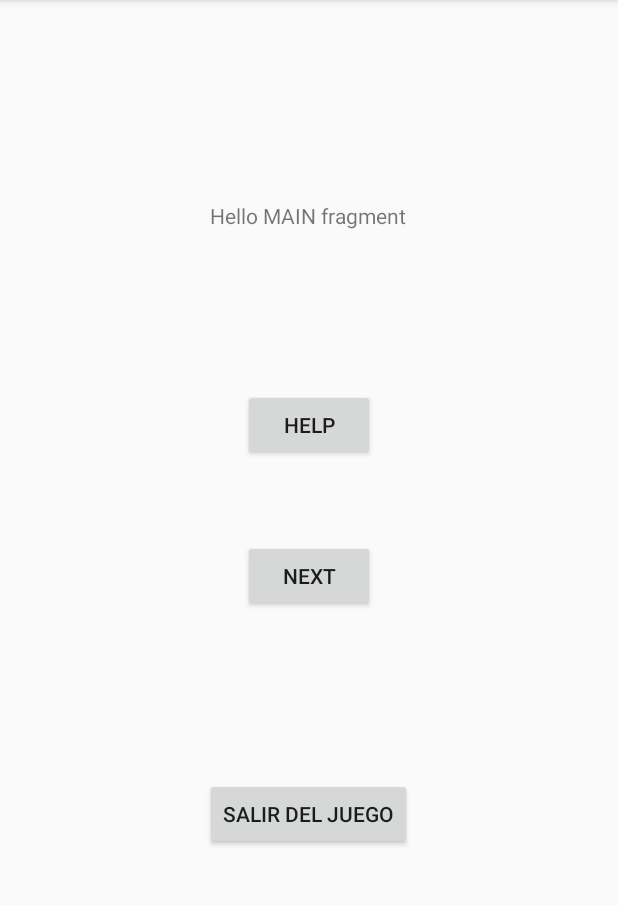
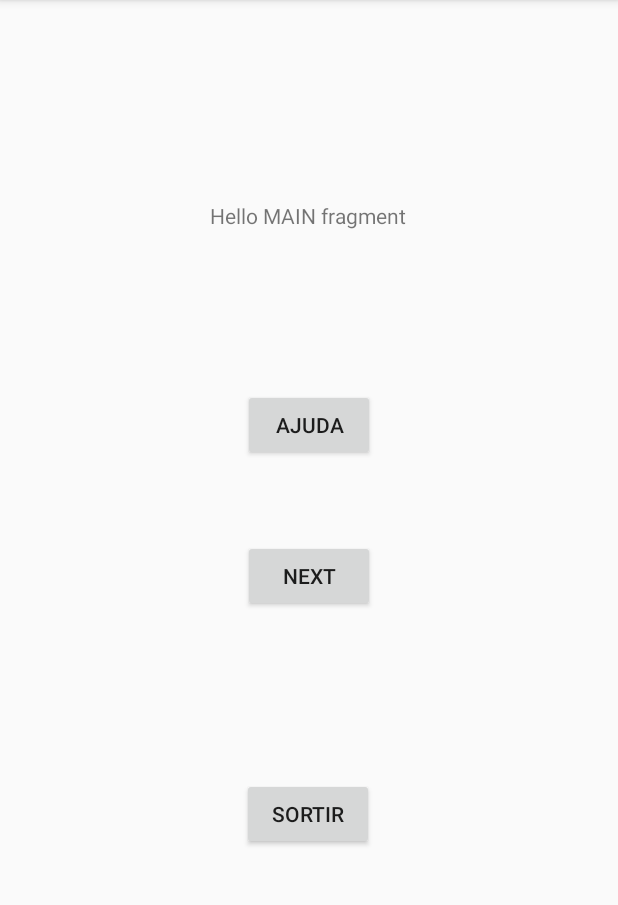
Before and after one commit to sys-walker/AndroidConnect4, an Android app: the screen it shows after launch (MainActivity), on a phone screen of 412 x 824 dp, the part 84-989 px from its top. Run offline under Robolectric (Android 15) with nearby library versions, the phone set to English and light mode, and no system bars.

Commit message:
Updated strings

```diff
--- a/Connect4/app/src/main/java/com/eps/androidconnect4/SenderFragment.java
+++ b/Connect4/app/src/main/java/com/eps/androidconnect4/SenderFragment.java
@@ -54,7 +54,7 @@ public class SenderFragment extends Fragment implements View.OnClickListener {
         //subject mail (data i hora)
         subject_mail =  v.findViewById(R.id.asunto_field);
         String mydate = java.text.DateFormat.getDateTimeInstance().format(Calendar.getInstance().getTime());
-        subject_mail.setText(mydate);
+        subject_mail.setText(String.format("LOG -%s", mydate));
 
         //body_mail (valors de log i aquestes coses)
         body_mail = v.findViewById(R.id.text_mail); //body valors de logs
@@ -99,7 +99,7 @@ public class SenderFragment extends Fragment implements View.OnClickListener {
 
         String  ENVIAR_A=enviar_a.getText().toString();
 
-        String  ASUNTO="LOG -"+subject_mail.getText(); //subject mail LOG-data i hora
+        String  ASUNTO=subject_mail.getText().toString(); //subject mail LOG-data i hora
         String  TEXTO=body; // alias= graella = estat.....
 
 
--- a/Connect4/app/src/main/res/layout/fragment_help.xml
+++ b/Connect4/app/src/main/res/layout/fragment_help.xml
@@ -24,7 +24,7 @@
         android:id="@+id/button_b_main"
         android:layout_width="wrap_content"
         android:layout_height="wrap_content"
-        android:text="volver"
+        android:text="@string/back_main_text"
         app:layout_constraintBottom_toBottomOf="parent"
         app:layout_constraintEnd_toEndOf="parent"
         app:layout_constraintHorizontal_bias="0.461"
--- a/Connect4/app/src/main/res/layout/fragment_main.xml
+++ b/Connect4/app/src/main/res/layout/fragment_main.xml
@@ -33,7 +33,7 @@
         android:id="@+id/button_help"
         android:layout_width="wrap_content"
         android:layout_height="wrap_content"
-        android:text="help"
+        android:text="@string/button_help_text"
         app:layout_constraintBottom_toBottomOf="parent"
         app:layout_constraintEnd_toEndOf="parent"
         app:layout_constraintHorizontal_bias="0.501"
@@ -45,7 +45,7 @@
         android:id="@+id/button_exit"
         android:layout_width="wrap_content"
         android:layout_height="wrap_content"
-        android:text="salir del juego"
+        android:text="@string/button_exit_text"
         app:layout_constraintBottom_toBottomOf="parent"
         app:layout_constraintEnd_toEndOf="parent"
         app:layout_constraintHorizontal_bias="0.498"
--- a/Connect4/app/src/main/res/values/strings.xml
+++ b/Connect4/app/src/main/res/values/strings.xml
@@ -19,4 +19,7 @@
     <string name="send">Enviar</string>
     <string name="my_text">MY TEXT</string>
     <string name="alias_field">Alies identificatiu</string>
+    <string name="button_help_text">Ajuda</string>
+    <string name="button_exit_text">Sortir</string>
+    <string name="back_main_text">Tornar</string>
 </resources>
```
